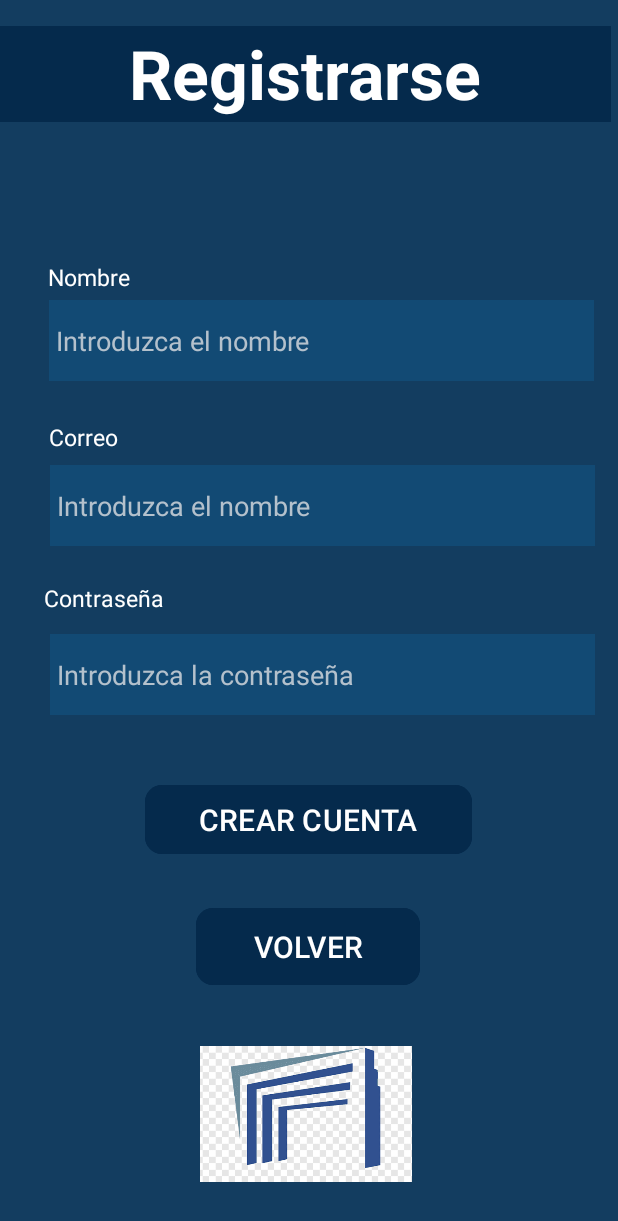
After one commit to JHONATANGold/TADEO_NOW, an Android app: the RegisterActivity screen opened directly, with no data from a screen before it, on a phone screen of 412 x 824 dp. The commit adds this screen. Shown: the top 1221 px of the screen. Run offline under Robolectric (Android 15) with nearby library versions, the phone set to English and light mode, and no system bars.

Commit message:
Tercer commit

```diff
--- a/app/src/main/AndroidManifest.xml
+++ b/app/src/main/AndroidManifest.xml
@@ -13,6 +13,9 @@
         android:theme="@style/Theme.TADEONOW"
         tools:targetApi="31">
         <activity
+            android:name=".RegisterActivity"
+            android:exported="false" />
+        <activity
             android:name=".LoginActivity"
             android:exported="false" />
         <activity
--- a/app/src/main/java/com/example/tadeonow/MainActivity.kt
+++ b/app/src/main/java/com/example/tadeonow/MainActivity.kt
@@ -11,13 +11,23 @@ class MainActivity : AppCompatActivity() {
         super.onCreate(savedInstanceState)
         setContentView(R.layout.activity_main) // Use your main layout here
 
-        // Find the button by its ID (assuming it's Bt_inicio_sesion)
+        // Find the buttons by their IDs
         val iniciarSesionButton = findViewById<Button>(R.id.Bt_inicio_sesion)
+        val registrarseButton = findViewById<Button>(R.id.Bt_registrarse) // Assuming the button ID is Bt_registrarse
 
-        // Set click listener for the button to navigate to LoginActivity
+        // Set click listener for iniciarSesionButton (unchanged)
         iniciarSesionButton.setOnClickListener {
             val intent = Intent(this, LoginActivity::class.java)
             startActivity(intent)
         }
+
+        // Set text for registrarseButton directly (without string resource)
+        registrarseButton.text = "Registrarse" // Hardcoded text
+
+        // Set click listener for registrarseButton to navigate to RegisterActivity
+        registrarseButton.setOnClickListener {
+            val intent = Intent(this, RegisterActivity::class.java) // Assuming RegisterActivity exists
+            startActivity(intent)
+        }
     }
 }
--- /dev/null
+++ b/app/src/main/java/com/example/tadeonow/RegisterActivity.kt
@@ -0,0 +1,11 @@
+package com.example.tadeonow
+
+import androidx.appcompat.app.AppCompatActivity
+import android.os.Bundle
+
+class RegisterActivity : AppCompatActivity() {
+    override fun onCreate(savedInstanceState: Bundle?) {
+        super.onCreate(savedInstanceState)
+        setContentView(R.layout.activity_register)
+    }
+}
--- /dev/null
+++ b/app/src/main/res/layout/activity_register.xml
@@ -0,0 +1,159 @@
+<?xml version="1.0" encoding="utf-8"?>
+<androidx.constraintlayout.widget.ConstraintLayout xmlns:android="http://schemas.android.com/apk/res/android"
+    xmlns:app="http://schemas.android.com/apk/res-auto"
+    xmlns:tools="http://schemas.android.com/tools"
+    android:layout_width="match_parent"
+    android:layout_height="match_parent"
+    android:background="#133D60"
+    tools:context=".RegisterActivity">
+
+    <ImageView
+        android:id="@+id/LogoTadeo"
+        android:layout_width="141dp"
+        android:layout_height="104dp"
+        app:layout_constraintBottom_toBottomOf="parent"
+        app:layout_constraintEnd_toEndOf="parent"
+        app:layout_constraintHorizontal_bias="0.492"
+        app:layout_constraintStart_toStartOf="parent"
+        app:layout_constraintTop_toBottomOf="@+id/Bt_volver"
+        app:srcCompat="@drawable/logoutadeo"
+        tools:ignore="MissingConstraints" />
+
+    <Button
+        android:id="@+id/Bt_volver"
+        android:layout_width="149dp"
+        android:layout_height="59dp"
+        android:backgroundTint="#052A4C"
+        android:text="VOLVER"
+        android:textSize="20sp"
+        app:cornerRadius="11dp"
+        app:layout_constraintBottom_toBottomOf="parent"
+        app:layout_constraintEnd_toEndOf="parent"
+        app:layout_constraintHorizontal_bias="0.497"
+        app:layout_constraintStart_toStartOf="parent"
+        app:layout_constraintTop_toBottomOf="@+id/cajaContraseña"
+        app:layout_constraintVertical_bias="0.433" />
+
+    <Button
+        android:id="@+id/Bt_crear_cuenta"
+        android:layout_width="218dp"
+        android:layout_height="54dp"
+        android:backgroundTint="#052A4C"
+        android:text="CREAR CUENTA"
+        android:textSize="20sp"
+        app:cornerRadius="11dp"
+        app:layout_constraintBottom_toBottomOf="parent"
+        app:layout_constraintEnd_toEndOf="parent"
+        app:layout_constraintHorizontal_bias="0.497"
+        app:layout_constraintStart_toStartOf="parent"
+        app:layout_constraintTop_toBottomOf="@+id/cajaContraseña"
+        app:layout_constraintVertical_bias="0.145" />
+
+    <EditText
+        android:id="@+id/cajaContraseña"
+        android:layout_width="363dp"
+        android:layout_height="54dp"
+        android:background="#124A74"
+        android:ems="10"
+        android:inputType="text"
+        android:text=" Introduzca la contraseña"
+        android:textColor="#B4C1CC"
+        app:cornerRadius="50dp"
+        app:layout_constraintBottom_toBottomOf="parent"
+        app:layout_constraintEnd_toEndOf="parent"
+        app:layout_constraintHorizontal_bias="0.687"
+        app:layout_constraintStart_toStartOf="parent"
+        app:layout_constraintTop_toBottomOf="@+id/ViewRegistrarse"
+        app:layout_constraintVertical_bias="0.496" />
+
+    <TextView
+        android:id="@+id/ViewContraseña"
+        android:layout_width="wrap_content"
+        android:layout_height="wrap_content"
+        android:text="Contraseña"
+        android:textColor="#FFFFFF"
+        android:textSize="15sp"
+        app:layout_constraintBottom_toBottomOf="parent"
+        app:layout_constraintEnd_toEndOf="parent"
+        app:layout_constraintHorizontal_bias="0.089"
+        app:layout_constraintStart_toStartOf="parent"
+        app:layout_constraintTop_toTopOf="parent"
+        app:layout_constraintVertical_bias="0.483" />
+
+    <EditText
+        android:id="@+id/cajaCorreo"
+        android:layout_width="363dp"
+        android:layout_height="54dp"
+        android:background="#124A74"
+        android:ems="10"
+        android:inputType="text"
+        android:text=" Introduzca el nombre"
+        android:textColor="#B4C1CC"
+        app:cornerRadius="50dp"
+        app:layout_constraintBottom_toBottomOf="parent"
+        app:layout_constraintEnd_toEndOf="parent"
+        app:layout_constraintHorizontal_bias="0.687"
+        app:layout_constraintStart_toStartOf="parent"
+        app:layout_constraintTop_toBottomOf="@+id/ViewRegistrarse"
+        app:layout_constraintVertical_bias="0.332" />
+
+    <TextView
+        android:id="@+id/ViewCorreo"
+        android:layout_width="wrap_content"
+        android:layout_height="wrap_content"
+        android:text="Correo"
+        android:textColor="#FFFFFF"
+        android:textSize="15sp"
+        app:layout_constraintBottom_toBottomOf="parent"
+        app:layout_constraintEnd_toEndOf="parent"
+        app:layout_constraintHorizontal_bias="0.089"
+        app:layout_constraintStart_toStartOf="parent"
+        app:layout_constraintTop_toTopOf="parent"
+        app:layout_constraintVertical_bias="0.35" />
+
+    <TextView
+        android:id="@+id/ViewRegistrarse"
+        android:layout_width="407dp"
+        android:layout_height="64dp"
+        android:background="#052A4C"
+        android:gravity="center"
+        android:text="Registrarse"
+        android:textColor="#FFFFFF"
+        android:textSize="45sp"
+        android:textStyle="bold"
+        app:layout_constraintBottom_toBottomOf="parent"
+        app:layout_constraintStart_toStartOf="parent"
+        app:layout_constraintTop_toTopOf="parent"
+        app:layout_constraintVertical_bias="0.023" />
+
+    <TextView
+        android:id="@+id/ViewNombre"
+        android:layout_width="wrap_content"
+        android:layout_height="wrap_content"
+        android:text="Nombre"
+        android:textColor="#FFFFFF"
+        android:textSize="15sp"
+        app:layout_constraintBottom_toBottomOf="parent"
+        app:layout_constraintEnd_toEndOf="parent"
+        app:layout_constraintHorizontal_bias="0.089"
+        app:layout_constraintStart_toStartOf="parent"
+        app:layout_constraintTop_toTopOf="parent"
+        app:layout_constraintVertical_bias="0.217" />
+
+    <EditText
+        android:id="@+id/cajaNombre"
+        android:layout_width="363dp"
+        android:layout_height="54dp"
+        android:background="#124A74"
+        android:ems="10"
+        android:inputType="text"
+        android:text=" Introduzca el nombre"
+        android:textColor="#B4C1CC"
+        app:cornerRadius="50dp"
+        app:layout_constraintBottom_toBottomOf="parent"
+        app:layout_constraintEnd_toEndOf="parent"
+        app:layout_constraintHorizontal_bias="0.666"
+        app:layout_constraintStart_toStartOf="parent"
+        app:layout_constraintTop_toBottomOf="@+id/ViewRegistrarse"
+        app:layout_constraintVertical_bias="0.172" />
+</androidx.constraintlayout.widget.ConstraintLayout>
```
